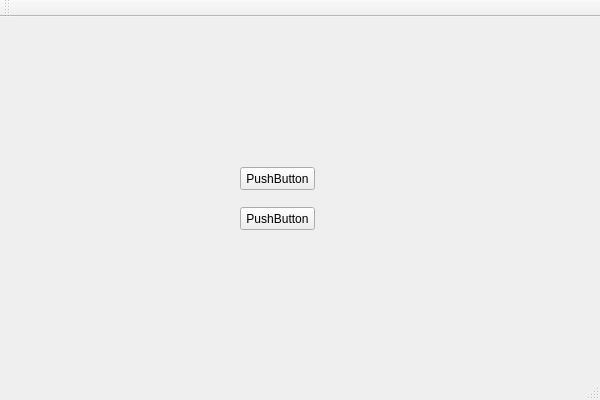
Old version of the form QTForm/QTForm.ui in the repository 2YeongHoon/QTFrom.
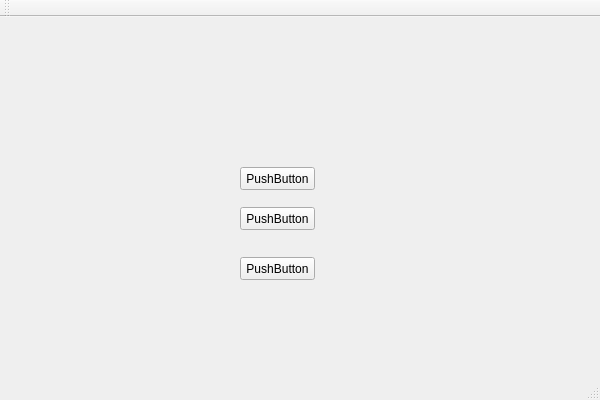
New version of the form.

What changed in the file:
```diff
--- a/QTForm/QTForm.ui
+++ b/QTForm/QTForm.ui
@@ -40,6 +40,19 @@
      <string>PushButton</string>
     </property>
    </widget>
+   <widget class="QPushButton" name="pushButton_3">
+    <property name="geometry">
+     <rect>
+      <x>240</x>
+      <y>240</y>
+      <width>75</width>
+      <height>23</height>
+     </rect>
+    </property>
+    <property name="text">
+     <string>PushButton</string>
+    </property>
+   </widget>
   </widget>
   <widget class="QMenuBar" name="menuBar">
    <property name="geometry">
```
